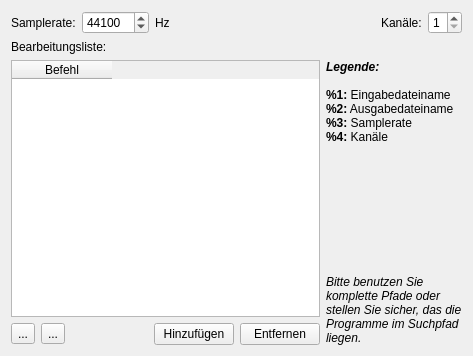
First picture: the form in ui/modelsettingsdlg.ui, repository KDE/simon, before the edit.
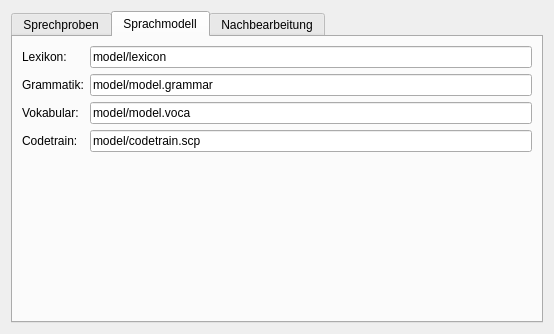
Second picture: the form after the edit. Icons and pictures are not drawn.

Diff of the .ui file:
```diff
--- a/ui/modelsettingsdlg.ui
+++ b/ui/modelsettingsdlg.ui
@@ -5,8 +5,8 @@
    <rect>
     <x>0</x>
     <y>0</y>
-    <width>473</width>
-    <height>356</height>
+    <width>554</width>
+    <height>334</height>
    </rect>
   </property>
   <property name="windowTitle" >
@@ -14,15 +14,23 @@
   </property>
   <layout class="QVBoxLayout" >
    <item>
-    <layout class="QHBoxLayout" >
-     <item>
-      <widget class="QLabel" name="label" >
+    <widget class="QTabWidget" name="twMain" >
+     <property name="currentIndex" >
+      <number>1</number>
+     </property>
+     <widget class="QWidget" name="tbSamples" >
+      <attribute name="title" >
+       <string>Sprechproben</string>
+      </attribute>
+      <layout class="QGridLayout" >
+       <item row="0" column="0" >
+        <widget class="QLabel" name="lbSampleRate" >
        <property name="text" >
         <string>Samplerate:</string>
        </property>
       </widget>
      </item>
-     <item>
+       <item row="0" column="1" >
       <widget class="QSpinBox" name="sbSamplerate" >
        <property name="minimum" >
         <number>32000</number>
@@ -35,34 +43,21 @@
        </property>
       </widget>
      </item>
-     <item>
-      <widget class="QLabel" name="label_3" >
+       <item row="0" column="2" >
+        <widget class="QLabel" name="lbHz" >
        <property name="text" >
         <string>Hz</string>
        </property>
       </widget>
      </item>
-     <item>
-      <spacer>
-       <property name="orientation" >
-        <enum>Qt::Horizontal</enum>
-       </property>
-       <property name="sizeHint" >
-        <size>
-         <width>40</width>
-         <height>20</height>
-        </size>
-       </property>
-      </spacer>
-     </item>
-     <item>
-      <widget class="QLabel" name="label_2" >
+       <item row="1" column="0" >
+        <widget class="QLabel" name="lbChannels" >
        <property name="text" >
         <string>Kanäle:</string>
        </property>
       </widget>
      </item>
-     <item>
+       <item row="1" column="1" colspan="2" >
       <widget class="QSpinBox" name="sbChannels" >
        <property name="minimum" >
         <number>1</number>
@@ -72,8 +67,157 @@
        </property>
       </widget>
      </item>
-    </layout>
-   </item>
+       <item row="2" column="0" >
+        <widget class="QLabel" name="lbSamplePath" >
+         <property name="text" >
+          <string>Pfad:</string>
+         </property>
+        </widget>
+       </item>
+       <item row="2" column="1" >
+        <widget class="QLineEdit" name="leSamplePath" />
+       </item>
+       <item row="2" column="2" >
+        <widget class="QToolButton" name="tbOpenSamples" >
+         <property name="text" >
+          <string>...</string>
+         </property>
+         <property name="icon" >
+          <iconset resource="../simon.qrc" >:/images/icons/document-open.svg</iconset>
+         </property>
+        </widget>
+       </item>
+       <item row="3" column="0" >
+        <widget class="QLabel" name="lbPrompts" >
+         <property name="text" >
+          <string>Prompts:</string>
+         </property>
+         <property name="buddy" >
+          <cstring>lePrompts</cstring>
+         </property>
+        </widget>
+       </item>
+       <item row="3" column="1" >
+        <widget class="QLineEdit" name="lePrompts" >
+         <property name="text" >
+          <string>model/prompts</string>
+         </property>
+        </widget>
+       </item>
+       <item row="3" column="2" >
+        <widget class="QToolButton" name="tbOpenPrompts" >
+         <property name="text" >
+          <string>...</string>
+         </property>
+         <property name="icon" >
+          <iconset resource="../simon.qrc" >:/images/icons/document-open.svg</iconset>
+         </property>
+        </widget>
+       </item>
+      </layout>
+     </widget>
+     <widget class="QWidget" name="tbLanguageModel" >
+      <attribute name="title" >
+       <string>Sprachmodell</string>
+      </attribute>
+      <layout class="QVBoxLayout" >
+       <item>
+        <layout class="QHBoxLayout" >
+         <item>
+          <layout class="QVBoxLayout" >
+           <item>
+            <widget class="QLabel" name="lbLexicon" >
+             <property name="text" >
+              <string>Lexikon:</string>
+             </property>
+             <property name="buddy" >
+              <cstring>leLexicon</cstring>
+             </property>
+            </widget>
+           </item>
+           <item>
+            <widget class="QLabel" name="lbGrammar" >
+             <property name="text" >
+              <string>Grammatik:</string>
+             </property>
+             <property name="buddy" >
+              <cstring>leGrammar</cstring>
+             </property>
+            </widget>
+           </item>
+           <item>
+            <widget class="QLabel" name="lbVocab" >
+             <property name="text" >
+              <string>Vokabular:</string>
+             </property>
+             <property name="buddy" >
+              <cstring>leVocab</cstring>
+             </property>
+            </widget>
+           </item>
+           <item>
+            <widget class="QLabel" name="lbCodeTrain" >
+             <property name="text" >
+              <string>Codetrain:</string>
+             </property>
+            </widget>
+           </item>
+          </layout>
+         </item>
+         <item>
+          <layout class="QVBoxLayout" >
+           <item>
+            <widget class="QLineEdit" name="leLexicon" >
+             <property name="text" >
+              <string>model/lexicon</string>
+             </property>
+            </widget>
+           </item>
+           <item>
+            <widget class="QLineEdit" name="leGrammar" >
+             <property name="text" >
+              <string>model/model.grammar</string>
+             </property>
+            </widget>
+           </item>
+           <item>
+            <widget class="QLineEdit" name="leVocab" >
+             <property name="text" >
+              <string>model/model.voca</string>
+             </property>
+            </widget>
+           </item>
+           <item>
+            <widget class="QLineEdit" name="leCodeTrain" >
+             <property name="text" >
+              <string>model/codetrain.scp</string>
+             </property>
+            </widget>
+           </item>
+          </layout>
+         </item>
+        </layout>
+       </item>
+       <item>
+        <spacer>
+         <property name="orientation" >
+          <enum>Qt::Vertical</enum>
+         </property>
+         <property name="sizeHint" >
+          <size>
+           <width>20</width>
+           <height>40</height>
+          </size>
+         </property>
+        </spacer>
+       </item>
+      </layout>
+     </widget>
+     <widget class="QWidget" name="tab_2" >
+      <attribute name="title" >
+       <string>Nachbearbeitung</string>
+      </attribute>
+      <layout class="QVBoxLayout" >
    <item>
     <widget class="QLabel" name="lbProcessinglist" >
      <property name="text" >
@@ -205,6 +349,10 @@
       </layout>
      </item>
     </layout>
+       </item>
+      </layout>
+     </widget>
+    </widget>
    </item>
   </layout>
  </widget>
```
Lines whose indentation alone changed are shown as unchanged.
